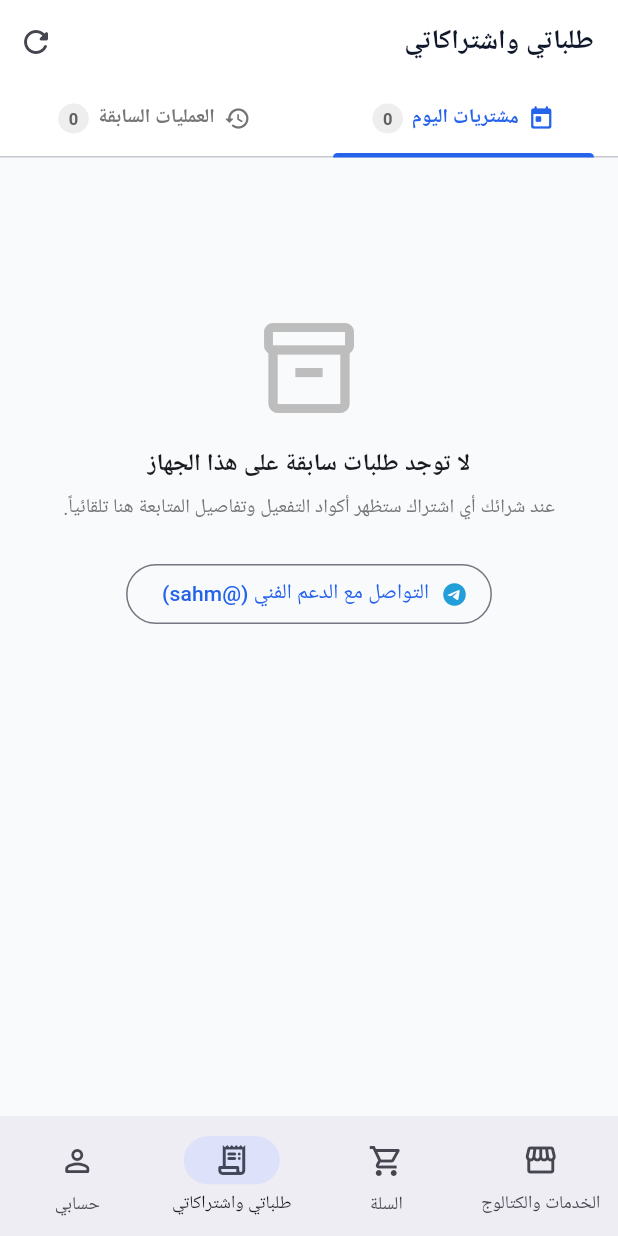
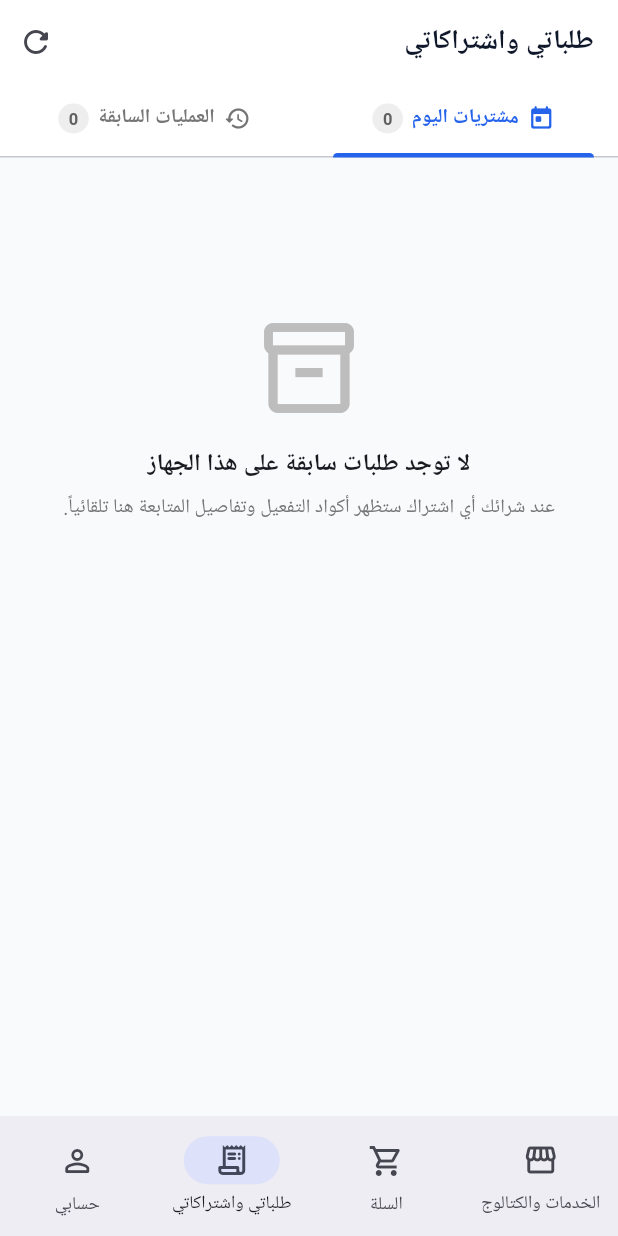
Before and after one commit to momoqubati-ctrl/shabakati_Eservices, a Flutter app: the screen it shows after launch, item 3 of the bottom bar chosen, on a phone screen of 412 x 824 dp. Run offline on Flutter 3.47's test engine with Material 3 defaults, Android fonts, the light colour scheme and no system bars; our stand-ins replace dio, flutter_bloc, flutter_secure_storage, local_auth, supabase_flutter; missing offline and left inert: bas_pay_flutter; accounts and stored records are empty; network calls fail.

Commit message:
fix(ui): update order status message and remove Telegram support inputs and buttons

```diff
--- a/lib/presentation/pages/cart_page.dart
+++ b/lib/presentation/pages/cart_page.dart
@@ -262,7 +262,7 @@ class CartPage extends StatelessWidget {
                                       ? (isInstantFulfilled
                                           ? 'تم تنفيذ الطلب بنجاح لدى مزود الخدمة Digital Vault'
                                           : 'تم الشراء بنجاح لدى المزود Digital Vault وجارٍ التجهيز والتسليم')
-                                      : 'تم خصم المبلغ بنجاح عبر المحفظة وجارٍ متابعة الشراء مع الدعم الفني',
+                                      : 'تم خصم المبلغ بنجاح وجارٍ تنفيذ العملية',
                                   style: TextStyle(
                                     color: isVaultSuccess ? Colors.green.shade900 : Colors.amber.shade900,
                                     fontWeight: FontWeight.bold,
--- a/lib/presentation/pages/orders_page.dart
+++ b/lib/presentation/pages/orders_page.dart
@@ -1,7 +1,7 @@
 import 'dart:math' as math;
 import 'package:flutter/material.dart';
 import 'package:flutter_bloc/flutter_bloc.dart';
-import '../../core/services/telegram_launcher.dart';
+
 import '../../data/models/order_model.dart';
 import '../../logic/orders/orders_cubit.dart';
 import '../../logic/orders/orders_state.dart';
@@ -186,14 +186,6 @@ class _OrdersPageState extends State<OrdersPage> with SingleTickerProviderStateM
             'عند شرائك أي اشتراك ستظهر أكواد التفعيل وتفاصيل المتابعة هنا تلقائياً.',
             textAlign: TextAlign.center,
             style: TextStyle(color: Colors.grey.shade600, fontSize: 13),
-          ),
-        ),
-        const SizedBox(height: 24),
-        Center(
-          child: OutlinedButton.icon(
-            icon: const Icon(Icons.telegram, color: Color(0xFF229ED9)),
-            label: const Text('التواصل مع الدعم الفني (@sahm)'),
-            onPressed: () => TelegramLauncher.openBotChat(),
           ),
         ),
       ],
```
Also changed, not shown: lib/presentation/pages/account_profile_page.dart (+0 -20 lines), lib/presentation/widgets/checkout_warning_dialog.dart (+3 -19 lines), lib/presentation/widgets/order_status_card.dart (+1 -17 lines).
